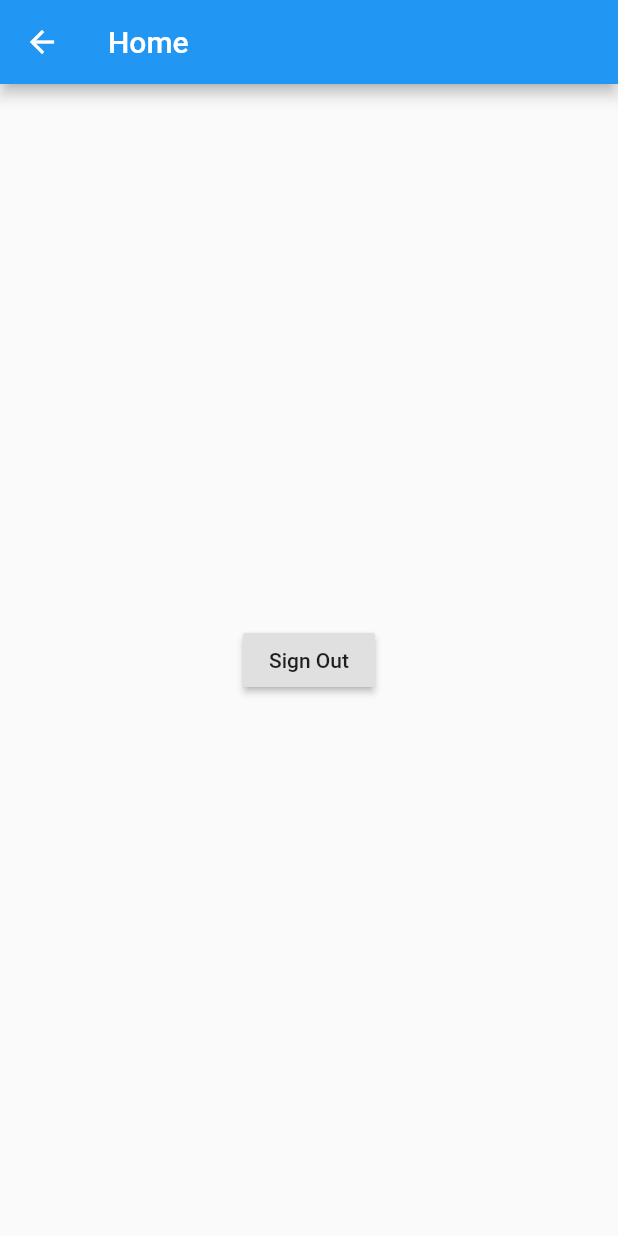
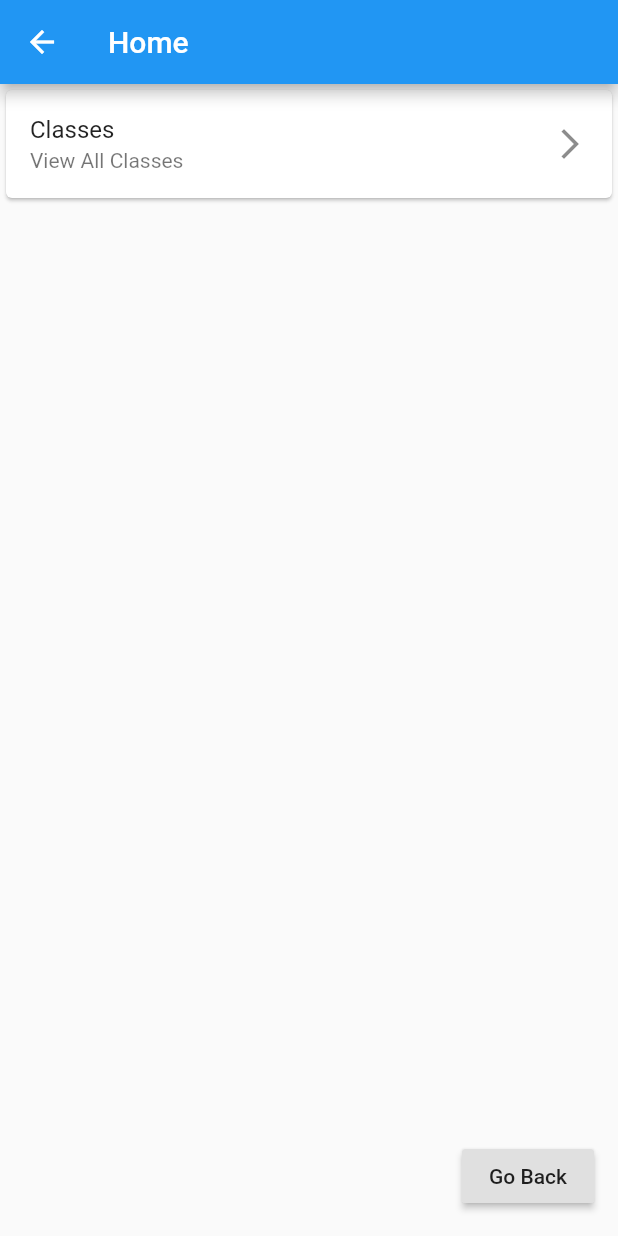
Before and after one commit to Lauren-Boone/Sensational_Science, a Flutter app: the TeacherHome screen opened directly, on a phone screen of 412 x 824 dp. Run offline on Flutter 3.47's test engine with Material 2 defaults, Android fonts, the phone set to English and light mode, and no system bars.

Commit message:
Added Classes List tile

```diff
--- a/lib/Screens/Teacher/teachermain.dart
+++ b/lib/Screens/Teacher/teachermain.dart
@@ -1,5 +1,4 @@
 import 'package:flutter/material.dart';
-
 
 
 class TeacherHome extends StatelessWidget{
@@ -10,14 +9,25 @@ class TeacherHome extends StatelessWidget{
       appBar: AppBar(
         title: Text("Home")
       ),
-      body: Center(
-        child: RaisedButton(
+      body: ListView(
+          children: const <Widget>[
+            Card(child: ListTile(
+              title: Text('Classes'),
+              subtitle: Text('View All Classes'),
+              trailing: Icon(Icons.arrow_forward_ios),
+              ),
+              ),
+          ]
+          ),
+
+       floatingActionButton: RaisedButton(
           onPressed: (){
             Navigator.pop(context);
           },
-          child: Text("Sign Out")
-        )
-      )
+          child: Text("Go Back"),
+
+        ),
+
         );
   }
 }
```
